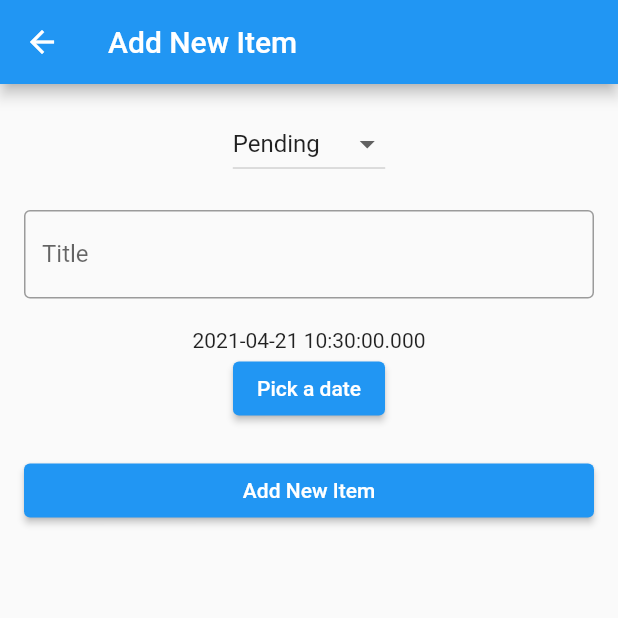
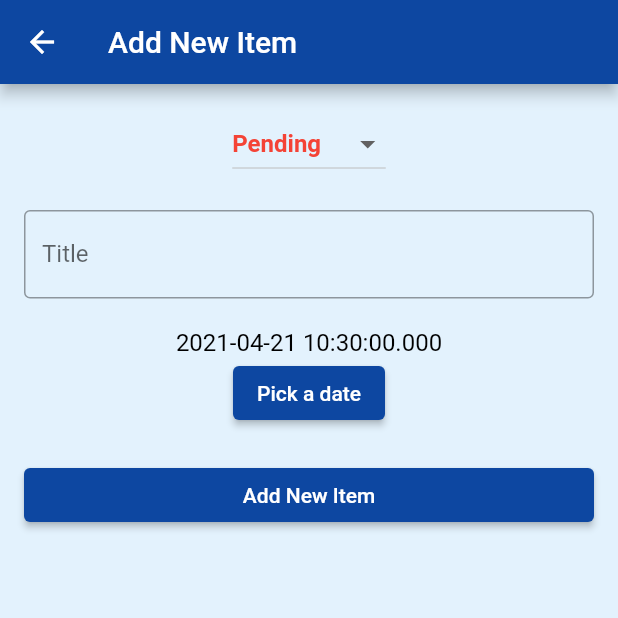
Before and after one commit to Calibrant/alif-app-flutter, a Flutter app: the screen it shows after launch, after a tap on the "add" icon, on a phone screen of 412 x 824 dp, the top half of it. Run offline on Flutter 3.47's test engine with Material 2 defaults, Android fonts, the phone set to English and light mode, and no system bars; our stand-ins replace adaptive_theme, flutter_slidable, sqflite; accounts and stored records are empty.

Commit message:
fix text color

```diff
--- a/lib/main.dart
+++ b/lib/main.dart
@@ -1,9 +1,10 @@
+import 'package:adaptive_theme/adaptive_theme.dart';
 import 'package:flutter/material.dart';
 import 'package:flutter_app_alif/provider/todos.dart';
 import 'package:flutter_app_alif/screen/todo_screen.dart';
+import 'package:flutter_app_alif/utilities/theme.dart';
 import 'package:flutter_localizations/flutter_localizations.dart';
 import 'package:provider/provider.dart';
-
 import 'generated/l10n.dart';
 
 void main() {
@@ -15,7 +16,13 @@ class MyApp extends StatelessWidget {
   Widget build(BuildContext context) {
     return ChangeNotifierProvider<TodosProvider>(
       create: (context) => TodosProvider(),
-      child: MaterialApp(
+      child: AdaptiveTheme(
+        initial: AdaptiveThemeMode.light,
+        light: kLightTheme,
+        dark: kDarkTheme,
+        builder: (light, dark) => MaterialApp(
+          theme: light,
+          darkTheme: dark,
           localizationsDelegates: [
             S.delegate,
             GlobalMaterialLocalizations.delegate,
@@ -25,6 +32,7 @@ class MyApp extends StatelessWidget {
           supportedLocales: S.delegate.supportedLocales,
           home: ToDoScreen(),
         ),
+      ),
     );
   }
 }
--- a/lib/screen/post_item.dart
+++ b/lib/screen/post_item.dart
@@ -43,6 +43,7 @@ class _PostItemState extends State<PostItem> {
     _titleEditingController.text = model.title;
     _dateController.text = model.description;
     return Scaffold(
+      backgroundColor: Theme.of(context).cardColor,
       resizeToAvoidBottomInset: false,
       appBar: AppBar(
         title: Text(appBarTitle),
@@ -55,7 +56,12 @@ class _PostItemState extends State<PostItem> {
             DropdownButton(
                 value: selectedStatus,
                 items: _statusesList.map((item) {
-                  return DropdownMenuItem(child: Text(item), value: item);
+                  return DropdownMenuItem(
+                      child: Text(
+                        item,
+                        style: Theme.of(context).textTheme.bodyText1,
+                      ),
+                      value: item);
                 }).toList(),
                 onChanged: (item) {
                   setState(() {
@@ -65,7 +71,8 @@ class _PostItemState extends State<PostItem> {
             SizedBox(
               height: 20,
             ),
-            TextField(
+            TextFormField(
+              style: Theme.of(context).textTheme.bodyText2,
               controller: _titleEditingController,
               decoration: InputDecoration(
                   hintText: S.of(context).text_field_text,
@@ -84,6 +91,10 @@ class _PostItemState extends State<PostItem> {
                     //  DateFormat.yMMMd().format(DateTime.now())),
                     _dateTime.toString()),
                 ElevatedButton(
+                  style: ButtonStyle(
+                    backgroundColor: MaterialStateProperty.all<Color>(
+                        Theme.of(context).primaryColor),
+                  ),
                   child: Text(S.of(context).button_pick_date),
                   onPressed: () {
                     showDatePicker(
@@ -111,8 +122,8 @@ class _PostItemState extends State<PostItem> {
               width: double.infinity,
               child: ElevatedButton(
                 style: ButtonStyle(
-                    backgroundColor:
-                        MaterialStateProperty.all<Color>(Colors.blue)),
+                    backgroundColor: MaterialStateProperty.all<Color>(
+                        Theme.of(context).primaryColor)),
                 onPressed: () {
                   validate();
                 },
--- /dev/null
+++ b/lib/utilities/theme.dart
@@ -0,0 +1,27 @@
+import 'package:flutter/material.dart';
+
+final kDarkTheme = ThemeData.dark().copyWith(
+    primaryColor: Colors.white,
+    appBarTheme: AppBarTheme(
+      color: Colors.blue[900],
+    ));
+
+final kLightTheme = ThemeData.light().copyWith(
+  primaryTextTheme: TextTheme(
+    headline6: TextStyle(
+        color: Colors.white, fontSize: 24.0, fontWeight: FontWeight.bold),
+  ),
+  textTheme: TextTheme(
+    headline6: TextStyle(
+        color: Colors.blue[900], fontSize: 18.0, fontWeight: FontWeight.bold),
+    bodyText1: TextStyle(
+        color: Colors.red, fontSize: 16.0, fontWeight: FontWeight.bold),
+    bodyText2: TextStyle(color: Colors.black, fontSize: 16.0),
+  ),
+  scaffoldBackgroundColor: Colors.blue[100],
+  primaryColor: Colors.blue[900],
+  cardColor: Colors.blue[50],
+  iconTheme: IconThemeData(color: Colors.blue[600]),
+  primaryIconTheme: IconThemeData(color: Colors.red),
+  accentIconTheme: IconThemeData(color: Colors.green[900]),
+);
--- a/lib/widgets/bottom_navbar.dart
+++ b/lib/widgets/bottom_navbar.dart
@@ -14,27 +14,27 @@ class BottomNavBar extends StatelessWidget {
       selectedLabelStyle: TextStyle(color: Colors.white, fontSize: 16.0),
       unselectedLabelStyle: TextStyle(color: Colors.white, fontSize: 16.0),
       elevation: 5,
-      backgroundColor: Colors.blue,
+      backgroundColor: Theme.of(context).primaryColor,
       type: BottomNavigationBarType.fixed,
       items: const <BottomNavigationBarItem>[
         BottomNavigationBarItem(
           icon: Icon(
             Icons.fact_check_outlined,
-            color: Colors.black,
+            color: Colors.amber,
           ),
           label: "Todos",
         ),
         BottomNavigationBarItem(
           icon: Icon(
             Icons.pending,
-            color: Colors.black,
+            color: Colors.amber,
           ),
           label: 'Pending',
         ),
         BottomNavigationBarItem(
           icon: Icon(
             Icons.check,
-            color: Colors.black,
+            color: Colors.amber,
           ),
           label: 'Complete',
         ),
--- a/lib/widgets/const.dart
+++ /dev/null
@@ -1,4 +0,0 @@
-
-const kADDNEWITEM = 'Add New Item';
-const kTODOTASK = 'Список задач';
-const kADDNEWTASK = 'Добавить новую задачу';
```
Also changed, not shown: lib/screen/todo_screen.dart (+125 -47 lines), pubspec.yaml (+8 -52 lines), pubspec.lock. Lines whose indentation alone changed are shown as unchanged.
